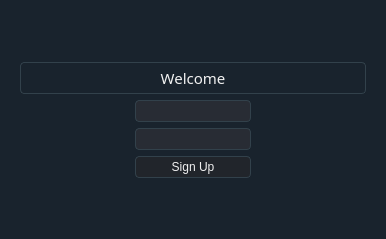
First picture: the form in frontend_pc/src/app/login/signup_form.ui, repository zhangzwwww/medlab, before the edit.
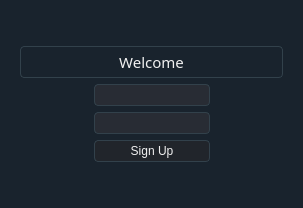
Second picture: the form after the edit. Icons and pictures are not drawn.

```diff
--- a/frontend_pc/src/app/login/signup_form.ui
+++ b/frontend_pc/src/app/login/signup_form.ui
@@ -9,8 +9,8 @@
    <rect>
     <x>0</x>
     <y>0</y>
-    <width>386</width>
-    <height>239</height>
+    <width>303</width>
+    <height>208</height>
    </rect>
   </property>
   <property name="sizePolicy">
@@ -93,68 +93,6 @@
     color: #32414B;
 }
 
-/* 输入框 */
-QAbstractSpinBox {
-    background-color: #282C34;
-    border: 1px solid #32414B;
-    color: #F0F0F0;
-    padding-top: 2px;     /* This fix  103, 111*/
-    padding-bottom: 2px;  /* This fix  103, 111*/
-    padding-left: 4px;
-    padding-right: 4px;
-    border-radius: 4px;
-    /* min-width: 5px; removed to fix 109 */
-}
-
-QAbstractSpinBox:up-button {
-    background-color: transparent #282C34;
-    subcontrol-origin: border;
-    subcontrol-position: top right;
-    border-left: 1px solid #32414B;
-    margin: 1px;
-}
-
-QAbstractSpinBox::up-arrow,
-QAbstractSpinBox::up-arrow:disabled,
-QAbstractSpinBox::up-arrow:off {
-    image: url(:/Icon/up_arrow_disabled);
-    width: 9px;
-    height: 9px;
-}
-
-QAbstractSpinBox::up-arrow:hover {
-    image: url(:/Icon/up_arrow);
-}
-
-QAbstractSpinBox:down-button {
-    background-color: transparent #282C34;
-    subcontrol-origin: border;
-    subcontrol-position: bottom right;
-    border-left: 1px solid #32414B;
-    margin: 1px;
-}
-
-QAbstractSpinBox::down-arrow,
-QAbstractSpinBox::down-arrow:disabled,
-QAbstractSpinBox::down-arrow:off {
-    image: url(:/Icon/down_arrow_disabled);
-    width: 9px;
-    height: 9px;
-}
-
-QAbstractSpinBox::down-arrow:hover {
-    image: url(:/Icon/down_arrow);
-}
-
-QAbstractSpinBox:hover{
-    border: 1px solid #148CD2;
-    color: #F0F0F0;
-}
-
-QAbstractSpinBox:selected {
-    background: #1464A0;
-    color: #32414B;
-}
 
 
 /* 标签 */
@@ -170,360 +108,6 @@
 }
 
 
-/* 复选框 */
-QComboBox {
-    border: 1px solid #32414B;
-    border-radius: 4px;
-    selection-background-color: #1464A0;
-    padding-top: 2px;     /* This fix  #103, #111*/
-    padding-bottom: 2px;  /* This fix  #103, #111*/
-    padding-left: 4px;
-    padding-right: 4px;
-    background-color: #21252B;
-    color: #9DA5B4;
-}
-
-QComboBox:disabled {
-    background-color: #19232D;
-    color: #787878;
-}
-
-QComboBox:hover{
-    border: 1px solid #148CD2;
-}
-
-QComboBox:on {
-    selection-background-color: #19232D;
-}
-
-QComboBox QAbstractItemView {
-    background-color: #19232D;
-    border-radius: 4px;
-    border: 1px solid #32414B;
-    color: #9CA3B2;
-    selection-color: #9DA5B4;
-    selection-background-color: #32414B;
-}
-
-QComboBox::drop-down {
-    subcontrol-origin: padding;
-    subcontrol-position: top right;
-    width: 20px;
-    border-left-width: 0px;
-    border-left-color: #32414B;
-    border-left-style: solid;
-    border-top-right-radius: 3px;
-    border-bottom-right-radius: 3px;
-}
-
-QComboBox::down-arrow {
-    image: url(:/Icon/down_arrow_disabled);
-}
-
-QComboBox::down-arrow:on,
-QComboBox::down-arrow:hover,
-QComboBox::down-arrow:focus {
-    image: url(:/Icon/down_arrow);
-}
-
-
-/* Tab条 */
-QTabBar {
-    qproperty-drawBase: 0;
-    border-radius: 4px;
-    margin: 0px;
-    padding: 2px;
-    border: 0;
-
-    /* left: 5px; move to the right by 5px - removed for fix */
-    }
-
-QTabBar::close-button {
-    border: 0;
-    margin: 2px;
-    padding: 0;
-    image: url(:/Icon/close);
-}
-
-QTabBar::close-button:hover {
-    image: url(:/Icon/close-hover);
-}
-
-QTabBar::close-button:pressed {
-    image: url(:/Icon/close-pressed);
-}
-
-QTabBar::tab:top:selected:disabled {
-    border-bottom: 3px solid #14506E;
-    color: #787878;
-    background-color: #32414B;
-}
-
-QTabBar::tab:bottom:selected:disabled {
-    border-top: 3px solid #14506E;
-    color: #787878;
-    background-color: #32414B;
-}
-
-QTabBar::tab:left:selected:disabled {
-    border-left: 3px solid #14506E;
-    color: #787878;
-    background-color: #32414B;
-}
-
-QTabBar::tab:right:selected:disabled {
-    border-right: 3px solid #14506E;
-    color: #787878;
-    background-color: #32414B;
-}
-
-QTabBar::tab:top:!selected:disabled {
-    border-bottom: 3px solid #19232D;
-    color: #787878;
-    background-color: #19232D;
-}
-
-QTabBar::tab:bottom:!selected:disabled {
-    border-top: 3px solid #19232D;
-    color: #787878;
-    background-color: #19232D;
-}
-
-QTabBar::tab:left:!selected:disabled {
-    border-right: 3px solid #19232D;
-    color: #787878;
-    background-color: #19232D;
-}
-
-QTabBar::tab:right:!selected:disabled {
-    border-left: 3px solid #19232D;
-    color: #787878;
-    background-color: #19232D;
-}
-
-QTabBar::tab:top:!selected {
-    border-bottom: 2px solid #19232D;
-    margin-top: 2px;
-}
-
-QTabBar::tab:bottom:!selected {
-    border-top: 2px solid #19232D;
-    margin-bottom: 3px;
-}
-
-QTabBar::tab:left:!selected {
-    border-left: 2px solid #19232D;
-    margin-right: 2px;
-}
-
-QTabBar::tab:right:!selected {
-    border-right: 2px solid #19232D;
-    margin-left: 2px;
-}
-
-QTabBar::tab:top {
-    background-color: #21252B;
-    color: #F0F0F0;
-    margin-left: 2px;
-    padding-left: 4px;
-    padding-right: 4px;
-    padding-top: 2px;
-    padding-bottom: 2px;
-    min-width: 5px;
-    border-bottom: 3px solid #32414B;
-    border-top-left-radius: 3px;
-    border-top-right-radius: 3px;
-}
-
-QTabBar::tab:top:selected {
-    background-color: #282C34;
-    color: #F0F0F0;
-    border-bottom: 1px solid #1464A0;
-    border-top-left-radius: 3px;
-    border-top-right-radius: 3px;
-}
-
-QTabBar::tab:top:!selected:hover {
-    border: 1px solid #148CD2;
-    border-bottom: 3px solid #148CD2;
-    padding: 0px;
-}
-
-QTabBar::tab:bottom {
-    color: #F0F0F0;
-    border-top: 3px solid #32414B;
-    background-color: #32414B;
-    margin-left: 2px;
-    padding-left: 4px;
-    padding-right: 4px;
-    padding-top: 2px;
-    padding-bottom: 2px;
-    border-bottom-left-radius: 3px;
-    border-bottom-right-radius: 3px;
-    min-width: 5px;
-}
-
-QTabBar::tab:bottom:selected {
-    color: #F0F0F0;
-    background-color: #282C34;
-    border-top: 1px solid #1464A0;
-    border-bottom-left-radius: 3px;
-    border-bottom-right-radius: 3px;
-}
-
-QTabBar::tab:bottom:!selected:hover {
-    border: 1px solid #148CD2;
-    border-top: 3px solid #148CD2;
-    padding: 0px;
-}
-
-QTabBar::tab:left {
-    color: #F0F0F0;
-    background-color: #32414B;
-    margin-top: 2px;
-    padding-left: 2px;
-    padding-right: 2px;
-    padding-top: 4px;
-    padding-bottom: 4px;
-    border-top-right-radius: 3px;
-    border-bottom-right-radius: 3px;
-    min-height: 5px;
-}
-
-QTabBar::tab:left:selected {
-    color: #F0F0F0;
-    background-color: #282C34;
-    border-left: 1px solid #1464A0;
-    border-top-right-radius: 3px;
-    border-bottom-right-radius: 3px;
-}
-
-QTabBar::tab:left:!selected:hover {
-    border: 1px solid #148CD2;
-    border-left: 3px solid #148CD2;
-    padding: 0px;
-}
-
-QTabBar::tab:right {
-    color: #F0F0F0;
-    background-color: #32414B;
-    margin-top: 2px;
-    padding-left: 2px;
-    padding-right: 2px;
-    padding-top: 4px;
-    padding-bottom: 4px;
-    border-top-left-radius: 3px;
-    border-bottom-left-radius: 3px;
-    min-height: 5px;
-}
-
-QTabBar::tab:right:selected {
-    color: #F0F0F0;
-    background-color: #505F69;
-    border-right: 1px solid #1464A0;
-    border-top-left-radius: 3px;
-    border-bottom-left-radius: 3px;
-}
-
-QTabBar::tab:right:!selected:hover {
-    border: 1px solid #148CD2;
-    border-right: 3px solid #148CD2;
-    padding: 0px;
-}
-
-QTabBar QToolButton::right-arrow:enabled {
-    image: url(:/Icon/right_arrow);
-}
-
-QTabBar QToolButton::left-arrow:enabled {
-    image: url(:/Icon/left_arrow);
-}
-
-QTabBar QToolButton::right-arrow:disabled {
-    image: url(:/Icon/right_arrow_disabled);
-}
-
-QTabBar QToolButton::left-arrow:disabled {
-    image: url(:/Icon/left_arrow_disabled);
-}
-
-
-/* 滑动条 */
-QSlider:disabled {
-    background: #19232D;
-}
-
-QSlider:focus {
-    border: none;
-}
-
-QSlider::groove:horizontal {
-    background: #21252B;
-    border: 0px solid #32414B;
-    height: 4px;
-    margin: 0px;
-    border-radius: 4px;
-}
-
-QSlider::sub-page:horizontal {
-    background: #1464A0;
-    border: 0px solid #32414B;
-    height: 4px;
-    margin: 0px;
-    border-radius: 4px;
-}
-
-QSlider::sub-page:horizontal:disabled {
-    background: #14506E;
-}
-
-QSlider::handle:horizontal {
-    background: #787878;
-    border: 0px solid #32414B;
-    width: 8px;
-    height: 8px;
-    margin: -8px 0;
-    border-radius: 4px;
-}
-
-QSlider::handle:horizontal:hover {
-    background: #148CD2;
-    border: 0px solid #148CD2;
-}
-
-QSlider::groove:vertical {
-    background: #21252B;
-    border: 1px solid #32414B;
-    width: 4px;
-    margin: 0px;
-    border-radius: 4px;
-}
-
-QSlider::sub-page:vertical {
-    background: #1464A0;
-    border: 0px solid #32414B;
-    width: 4px;
-    margin: 0px;
-    border-radius: 4px;
-}
-
-QSlider::sub-page:vertical:disabled {
-    background: #14506E;
-}
-
-QSlider::handle:vertical {
-    background: #787878;
-    border: 0px solid #32414B;
-    width: 8px;
-    height: 8px;
-    margin: 0 -8px;
-    border-radius: 4px;
-}
-
-QSlider::handle:vertical:hover {
-    background: #148CD2;
-    border: 0px solid #148CD2;
-}
 
 
 /* 文本编辑框 */
```
